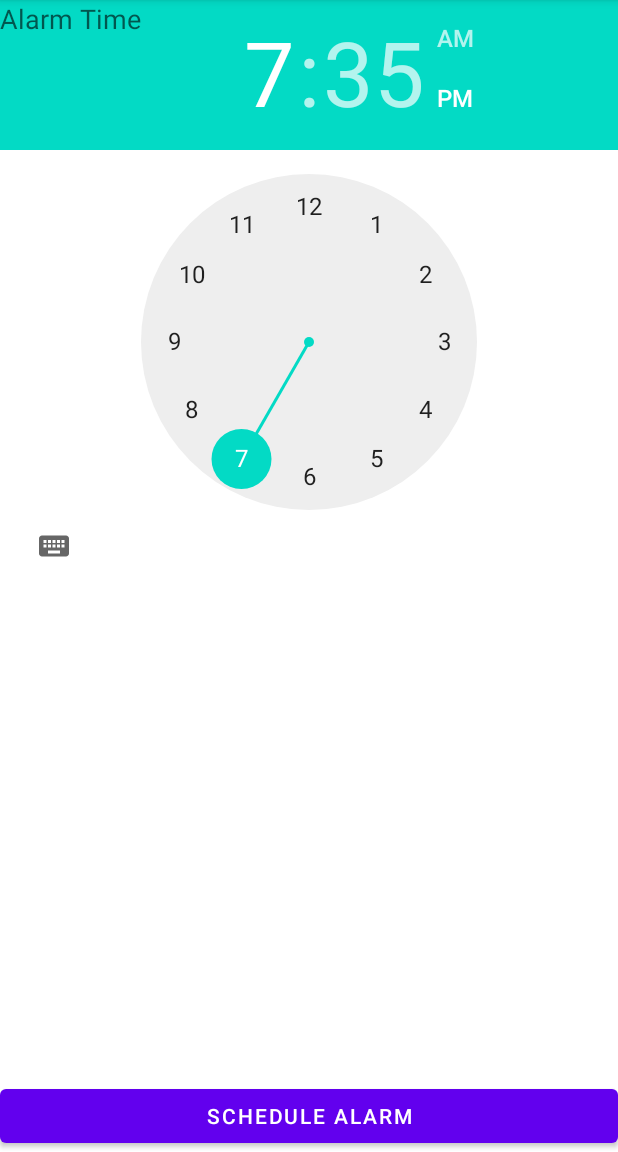
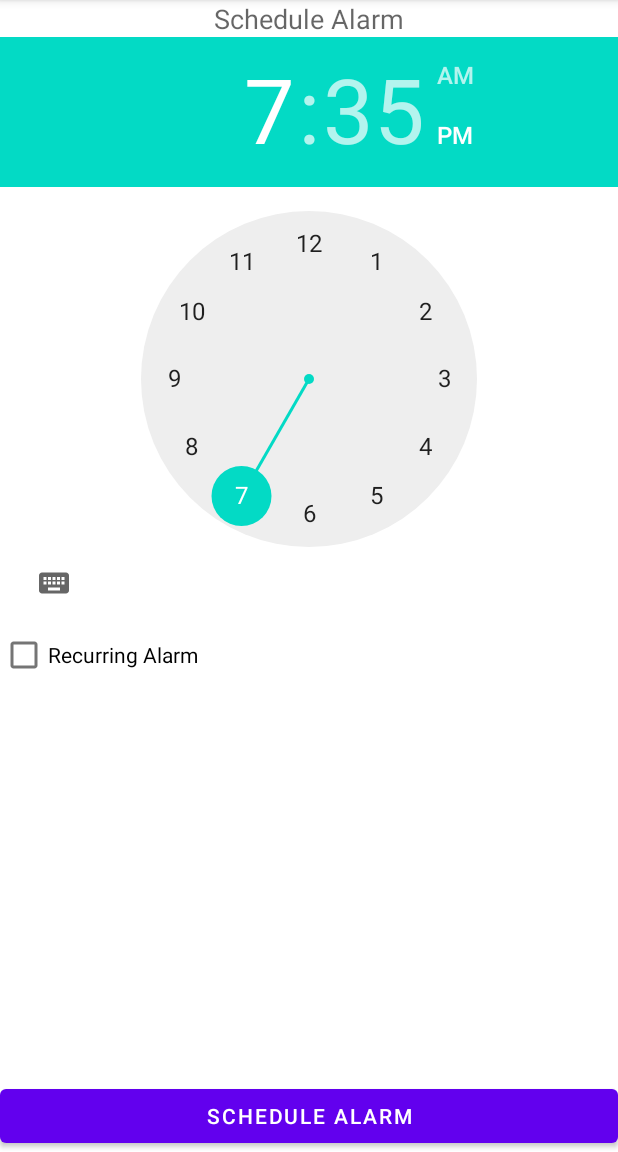
Before and after one commit to Annie814/MyAlarm, an Android app: the screen it shows after launch (MainActivity), on a phone screen of 412 x 824 dp, the part 84-1236 px from its top. Run offline under Robolectric (Android 15) with nearby library versions, the light colour scheme and no system bars.

Commit message:
for updates

```diff
--- a/app/build.gradle
+++ b/app/build.gradle
@@ -32,6 +32,7 @@
     implementation 'androidx.appcompat:appcompat:1.2.0'
     implementation 'com.google.android.material:material:1.2.1'
     implementation 'androidx.constraintlayout:constraintlayout:2.0.4'
+    implementation 'androidx.lifecycle:lifecycle-extensions:2.2.0'
     testImplementation 'junit:junit:4.+'
     androidTestImplementation 'androidx.test.ext:junit:1.1.2'
     androidTestImplementation 'androidx.test.espresso:espresso-core:3.3.0'
--- a/app/src/main/java/com/hackathon/myalarm/Alarm.java
+++ b/app/src/main/java/com/hackathon/myalarm/Alarm.java
@@ -28,7 +28,7 @@
 //                     boolean recurring, boolean monday, boolean tuesday, boolean wednesday,
 //                     boolean thursday, boolean friday, boolean saturday, boolean sunday)
 
-    public Alarm (int alarmId, int hour, int minute, String title, boolean started) {
+    public Alarm(int alarmId, int hour, int minute, String title, boolean b, boolean recurringChecked, boolean monChecked, boolean tueChecked, boolean wedChecked, boolean thuChecked, boolean friChecked, boolean checked, boolean started) {
             this.alarmId = alarmId;
             this.hour = hour;
             this.minute = minute;
--- a/app/src/main/java/com/hackathon/myalarm/CreateAlarmFragment.java
+++ b/app/src/main/java/com/hackathon/myalarm/CreateAlarmFragment.java
@@ -1,6 +1,6 @@
 package com.hackathon.myalarm;
 
-
+import android.os.Build;
 import android.os.Bundle;
 import android.view.LayoutInflater;
 import android.view.View;
@@ -14,33 +14,36 @@
 
 import androidx.annotation.NonNull;
 import androidx.annotation.Nullable;
+import androidx.annotation.RequiresApi;
 import androidx.fragment.app.Fragment;
+import androidx.lifecycle.ViewModelProviders;
+
+import com.hackathon.myalarm.Alarm;
+import com.hackathon.myalarm.BindView;
+import com.hackathon.myalarm.CreateAlarmViewModel;
+import com.hackathon.myalarm.R;
+import com.hackathon.myalarm.TimePickerUtil;
+
+import java.util.Random;
 
 public class CreateAlarmFragment extends Fragment {
     @BindView(R.id.fragment_createalarm_timePicker)
     TimePicker timePicker;
-    @BindView(R.id.fragment_createalarm_title)
-    EditText title;
+//    @BindView(R.id.fragment_createalarm_title)
+//    EditText title;
     @BindView(R.id.fragment_createalarm_scheduleAlarm)
     Button scheduleAlarm;
     @BindView(R.id.fragment_createalarm_recurring)
     CheckBox recurring;
-    @BindView(R.id.fragment_createalarm_checkMon)
-    CheckBox mon;
-    @BindView(R.id.fragment_createalarm_checkTue)
-    CheckBox tue;
-    @BindView(R.id.fragment_createalarm_checkWed)
-    CheckBox wed;
-    @BindView(R.id.fragment_createalarm_checkThu)
-    CheckBox thu;
-    @BindView(R.id.fragment_createalarm_checkFri)
-    CheckBox fri;
-    @BindView(R.id.fragment_createalarm_checkSat)
-    CheckBox sat;
-    @BindView(R.id.fragment_createalarm_checkSun)
-    CheckBox sun;
+    @BindView(R.id.fragment_createalarm_checkMon) CheckBox mon;
+    @BindView(R.id.fragment_createalarm_checkTue) CheckBox tue;
+    @BindView(R.id.fragment_createalarm_checkWed) CheckBox wed;
+    @BindView(R.id.fragment_createalarm_checkThu) CheckBox thu;
+    @BindView(R.id.fragment_createalarm_checkFri) CheckBox fri;
+    @BindView(R.id.fragment_createalarm_checkSat) CheckBox sat;
+    @BindView(R.id.fragment_createalarm_checkSun) CheckBox sun;
     @BindView(R.id.fragment_createalarm_recurring_options)
-            LinearLayout recurringOptions;
+    LinearLayout recurringOptions;
 
     private CreateAlarmViewModel createAlarmViewModel;
 
@@ -71,17 +74,18 @@
         });
 
         scheduleAlarm.setOnClickListener(new View.OnClickListener() {
+            @RequiresApi(api = Build.VERSION_CODES.M)
             @Override
             public void onClick(View v) {
                 scheduleAlarm();
-                Navigation.findNavController(v).navigate(R.id.
-                        action_createAlarmFragment_to_alarmsListFragment);
+                Navigation.findNavController(v).navigate(R.id.action_createAlarmFragment_to_alarmsListFragment);
             }
         });
 
         return view;
     }
 
+    @RequiresApi(api = Build.VERSION_CODES.M)
     private void scheduleAlarm() {
         int alarmId = new Random().nextInt(Integer.MAX_VALUE);
 
--- a/app/src/main/res/layout/activity_main.xml
+++ b/app/src/main/res/layout/activity_main.xml
@@ -21,6 +21,7 @@
             app:layout_constraintTop_toTopOf="parent"
             android:gravity="center_horizontal" />
 
+
         <LinearLayout
             android:id="@+id/fragment_createalarm_timePickerLayout"
             android:layout_width="match_parent"
@@ -28,29 +29,47 @@
             android:orientation="horizontal"
             app:layout_constraintTop_toBottomOf="@+id/fragment_createalarm_scheduleAlarmHeading">
 
+<!--            <TextView-->
+<!--                android:layout_width="0dp"-->
+<!--                android:layout_height="wrap_content"-->
+<!--                android:layout_gravity="center"-->
+<!--                android:layout_weight="0.4"-->
+<!--                android:text="Alarm Time"-->
+<!--                android:textAlignment="center"-->
+<!--                android:textAppearance="@style/TextAppearance.AppCompat.Medium" />-->
+
+            <TimePicker
+                android:id="@+id/fragment_createalarm_timePicker"
+                android:layout_width="0dp"
+                android:layout_height="wrap_content"
+                android:layout_weight="0.6"
+                android:timePickerMode="clock"
+                app:layout_constraintTop_toBottomOf="@+id/fragment_createalarm_timePickerLayout" />
         </LinearLayout>
 
-<!--        <EditText-->
-<!--            android:id="@+id/fragment_createalarm_title"-->
-<!--            android:layout_width="match_parent"-->
-<!--            android:layout_height="wrap_content"-->
-<!--            android:layout_marginTop="32dp"-->
-<!--            android:hint="Alarm Title"-->
-<!--            app:layout_constraintTop_toBottomOf="@+id/fragment_createalarm_timePickerLayout"-->
-<!--            tools:layout_editor_absoluteX="0dp" />-->
 
-
-        <CheckBox
-            android:id="@+id/fragment_createalarm_recurring"
+        <LinearLayout
+            android:id="@+id/fragment_createalarm_detailsLayout"
             android:layout_width="match_parent"
             android:layout_height="wrap_content"
-            android:layout_marginStart="4dp"
-            android:layout_marginLeft="4dp"
-            android:checked="false"
-            android:text="Recurring Alarm"
-            app:layout_constraintStart_toStartOf="parent"
-            tools:layout_editor_absoluteY="514dp"
-            tools:ignore="MissingConstraints" />
+            android:orientation="horizontal"
+            app:layout_constraintTop_toBottomOf="@+id/fragment_createalarm_timePickerLayout">
+
+            <CheckBox
+                android:id="@+id/fragment_createalarm_recurring"
+                android:layout_width="match_parent"
+                android:layout_height="wrap_content"
+                android:checked="false"
+                android:text="Recurring Alarm"
+                app:layout_constraintTop_toBottomOf="@+id/fragment_createalarm_timePickerLayout" />
+
+            <!--        <EditText-->
+            <!--            android:id="@+id/fragment_createalarm_title"-->
+            <!--            android:layout_width="match_parent"-->
+            <!--            android:layout_height="wrap_content"-->
+            <!--            android:hint="Alarm Title"-->
+            <!--            app:layout_constraintTop_toBottomOf="@+id/fragment_createalarm_timePickerLayout" />-->
+        </LinearLayout>
 
         <LinearLayout
             android:id="@+id/fragment_createalarm_recurring_options"
@@ -58,7 +77,7 @@
             android:layout_height="wrap_content"
             android:orientation="horizontal"
             android:visibility="gone"
-            app:layout_constraintTop_toBottomOf="@+id/fragment_createalarm_recurring">
+            app:layout_constraintTop_toBottomOf="@+id/fragment_createalarm_detailsLayout">
 
             <CheckBox
                 android:id="@+id/fragment_createalarm_checkMon"
@@ -113,28 +132,6 @@
             app:layout_constraintBottom_toBottomOf="parent"
             tools:layout_editor_absoluteX="133dp" />
 
-        <TimePicker
-            android:id="@+id/fragment_createalarm_timePicker"
-            android:layout_width="0dp"
-            android:layout_height="wrap_content"
-            android:layout_weight="0.6"
-            android:timePickerMode="clock"
-            tools:layout_editor_absoluteX="0dp"
-            tools:layout_editor_absoluteY="125dp"
-            tools:ignore="MissingConstraints" />
-
-        <TextView
-            android:layout_width="0dp"
-            android:layout_height="wrap_content"
-            android:layout_gravity="center"
-            android:layout_weight="0.4"
-            android:text="Alarm Time"
-            android:textAlignment="center"
-            android:textAppearance="@style/TextAppearance.AppCompat.Medium"
-            tools:layout_editor_absoluteX="159dp"
-            tools:layout_editor_absoluteY="73dp"
-            tools:ignore="MissingConstraints" />
-
     </androidx.constraintlayout.widget.ConstraintLayout>
 
 </LinearLayout>
```
